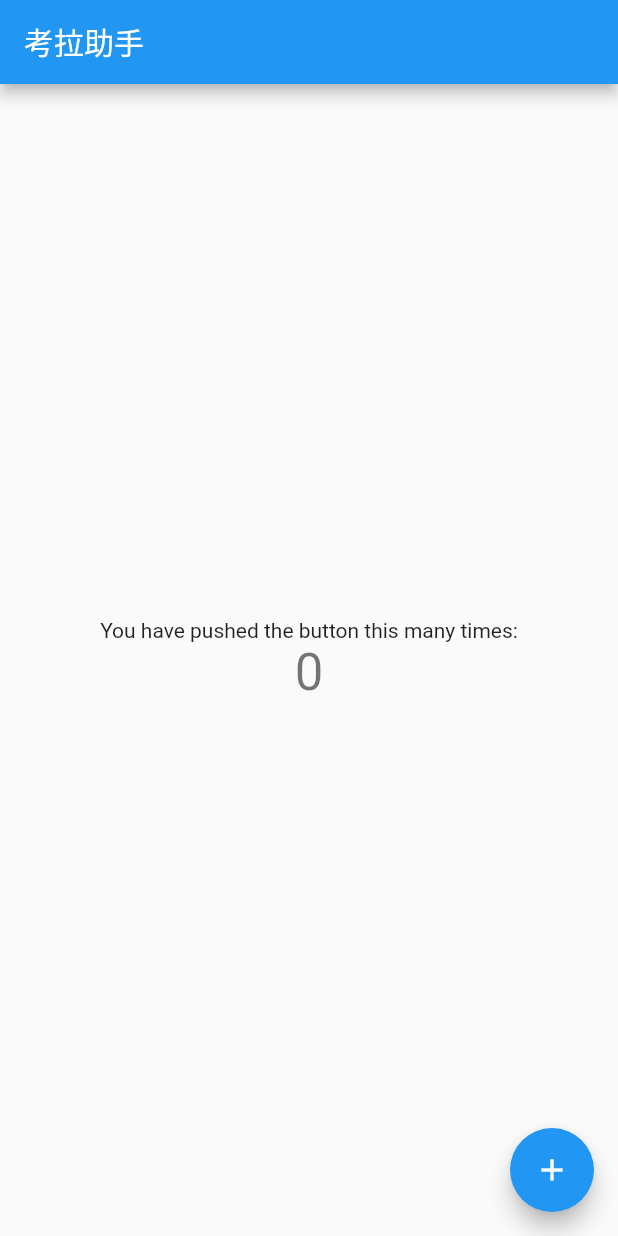
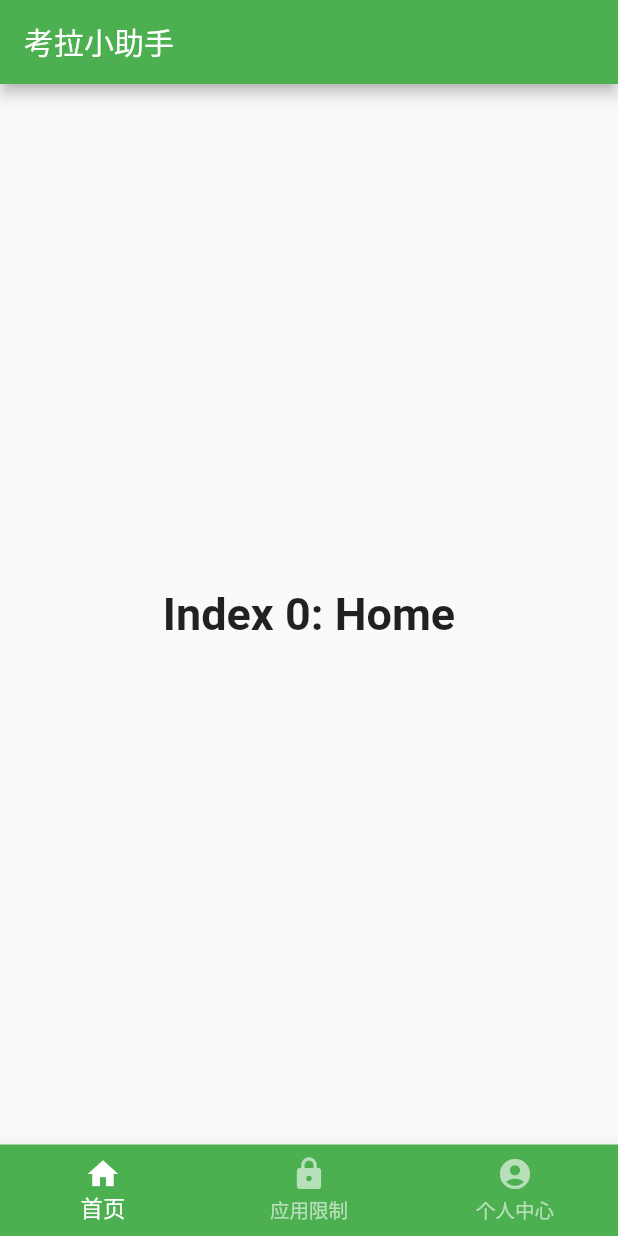
Before and after one commit to sincerexie/koala_assistant_flutter, a Flutter app: the screen it shows after launch, on a phone screen of 412 x 824 dp. Run offline on Flutter 3.47's test engine with Material 2 defaults, Android fonts, the phone set to English and light mode, and no system bars.

Commit message:
feat: 增加底部tabbar

```diff
--- a/lib/main.dart
+++ b/lib/main.dart
@@ -9,7 +9,7 @@ class MyApp extends StatelessWidget {
   @override
   Widget build(BuildContext context) {
     return MaterialApp(
-      title: '考拉助手',
+      title: '考拉小助手',
       theme: ThemeData(
         // This is the theme of your application.
         //
@@ -20,13 +20,13 @@ class MyApp extends StatelessWidget {
         // or simply save your changes to "hot reload" in a Flutter IDE).
         // Notice that the counter didn't reset back to zero; the application
         // is not restarted.
-        primarySwatch: Colors.blue,
+        primarySwatch: Colors.green,
         // This makes the visual density adapt to the platform that you run
         // the app on. For desktop platforms, the controls will be smaller and
         // closer together (more dense) than on mobile platforms.
         visualDensity: VisualDensity.adaptivePlatformDensity,
       ),
-      home: MyHomePage(title: '考拉助手'),
+      home: MyHomePage(title: '考拉小助手'),
     );
   }
 }
@@ -50,21 +50,36 @@ class MyHomePage extends StatefulWidget {
 }
 
 class _MyHomePageState extends State<MyHomePage> {
-  int _counter = 0;
+  int _selectedIndex = 0;
 
-  void _incrementCounter() {
+  static const TextStyle optionStyle =
+      TextStyle(fontSize: 30, fontWeight: FontWeight.bold);
+
+  static const List<Widget> _widgetsOptions = <Widget>[
+    Text(
+      'Index 0: Home',
+      style: optionStyle,
+    ),
+    Text(
+      'Index 1: Business',
+      style: optionStyle,
+    ),
+    Text(
+      'Index 2: School',
+      style: optionStyle,
+    ),
+  ];
+
+  void _onItemTapped(int index) {
     setState(() {
-      // This call to setState tells the Flutter framework that something has
-      // changed in this State, which causes it to rerun the build method below
-      // so that the display can reflect the updated values. If we changed
-      // _counter without calling setState(), then the build method would not be
-      // called again, and so nothing would appear to happen.
-      _counter++;
+      _selectedIndex = index;
     });
   }
 
   @override
   Widget build(BuildContext context) {
+    final colorScheme = Theme.of(context).colorScheme;
+    final textTheme = Theme.of(context).textTheme;
     // This method is rerun every time setState is called, for instance as done
     // by the _incrementCounter method above.
     //
@@ -80,38 +95,24 @@ class _MyHomePageState extends State<MyHomePage> {
         body: Center(
             // Center is a layout widget. It takes a single child and positions it
             // in the middle of the parent.
-        child: Column(
-          // Column is also a layout widget. It takes a list of children and
-          // arranges them vertically. By default, it sizes itself to fit its
-          // children horizontally, and tries to be as tall as its parent.
-          //
-          // Invoke "debug painting" (press "p" in the console, choose the
-          // "Toggle Debug Paint" action from the Flutter Inspector in Android
-          // Studio, or the "Toggle Debug Paint" command in Visual Studio Code)
-          // to see the wireframe for each widget.
-          //
-          // Column has various properties to control how it sizes itself and
-          // how it positions its children. Here we use mainAxisAlignment to
-          // center the children vertically; the main axis here is the vertical
-          // axis because Columns are vertical (the cross axis would be
-          // horizontal).
-          mainAxisAlignment: MainAxisAlignment.center,
-          children: <Widget>[
-            Text(
-              'You have pushed the button this many times:',
-            ),
-            Text(
-              '$_counter',
-              style: Theme.of(context).textTheme.headline4,
-            ),
+            child: _widgetsOptions.elementAt(_selectedIndex)),
+        bottomNavigationBar: BottomNavigationBar(
+            items: const <BottomNavigationBarItem>[
+              BottomNavigationBarItem(
+                  icon: Icon(Icons.home), title: Text('首页')),
+              BottomNavigationBarItem(
+                  icon: Icon(Icons.lock), title: Text('应用限制')),
+              BottomNavigationBarItem(
+                  icon: Icon(Icons.account_circle), title: Text('个人中心'))
             ],
-        ),
-      ),
-      floatingActionButton: FloatingActionButton(
-        onPressed: _incrementCounter,
-        tooltip: 'Increment',
-        child: Icon(Icons.add),
-      ), // This trailing comma makes auto-formatting nicer for build methods.
-    );
+            // showUnselectedLabels: false,
+            type: BottomNavigationBarType.fixed,
+            currentIndex: _selectedIndex,
+            backgroundColor: colorScheme.primary,
+            selectedItemColor: colorScheme.onPrimary,
+            unselectedItemColor: colorScheme.onPrimary.withOpacity(0.6),
+            selectedFontSize: 15,
+            unselectedFontSize: 13,
+            onTap: _onItemTapped));
   }
 }
--- a/pubspec.yaml
+++ b/pubspec.yaml
@@ -28,6 +28,9 @@ dependencies:
   # The following adds the Cupertino Icons font to your application.
   # Use with the CupertinoIcons class for iOS style icons.
   cupertino_icons: ^0.1.3
+
+  animations: ^1.1.2
+  flutter_gallery: ^2.4.0+20400
 
 dev_dependencies:
   flutter_test:
```
Also changed, not shown: pubspec.lock, 3 other files. Lines whose indentation alone changed are shown as unchanged.
